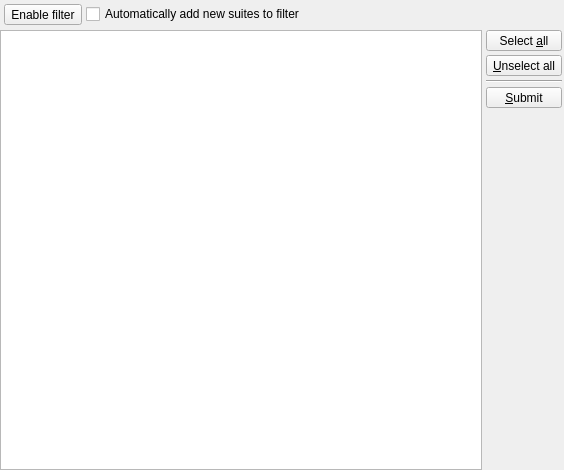
ecmwf/ecflow, file Viewer/src/SuiteItemWidget.ui: the form before one commit.
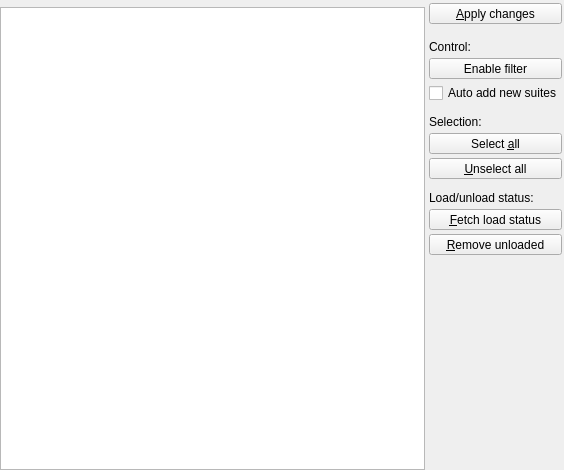
The form after the commit. Icons and pictures are not drawn. Custom widgets are drawn as their Qt base class.

Commit message: ecFlowUI: suite filter containing unloaded suites stops working on unselect all action ECFLOW-696

```diff
--- a/Viewer/src/SuiteItemWidget.ui
+++ b/Viewer/src/SuiteItemWidget.ui
@@ -22,7 +22,7 @@
   <property name="statusTip">
    <string/>
   </property>
-  <layout class="QVBoxLayout" name="verticalLayout">
+  <layout class="QHBoxLayout" name="horizontalLayout_2">
    <property name="spacing">
     <number>4</number>
    </property>
@@ -39,84 +39,10 @@
     <number>0</number>
    </property>
    <item>
-    <layout class="QHBoxLayout" name="horizontalLayout">
+    <layout class="QVBoxLayout" name="verticalLayout_2" stretch="0,1">
      <item>
-      <spacer name="horizontalSpacer_2">
-       <property name="orientation">
-        <enum>Qt::Horizontal</enum>
-       </property>
-       <property name="sizeType">
-        <enum>QSizePolicy::Fixed</enum>
-       </property>
-       <property name="sizeHint" stdset="0">
-        <size>
-         <width>4</width>
-         <height>20</height>
-        </size>
-       </property>
-      </spacer>
+      <widget class="MessageLabel" name="messageLabel" native="true"/>
      </item>
-     <item>
-      <widget class="QToolButton" name="enableTb">
-       <property name="text">
-        <string>Enable filter</string>
-       </property>
-       <property name="icon">
-        <iconset resource="viewer.qrc">
-         <normaloff>:/viewer/filter_decor.svg</normaloff>:/viewer/filter_decor.svg</iconset>
-       </property>
-       <property name="checkable">
-        <bool>true</bool>
-       </property>
-       <property name="toolButtonStyle">
-        <enum>Qt::ToolButtonTextBesideIcon</enum>
-       </property>
-       <property name="autoRaise">
-        <bool>false</bool>
-       </property>
-      </widget>
-     </item>
-     <item>
-      <widget class="QCheckBox" name="autoCb">
-       <property name="text">
-        <string>Automatically add new suites to filter</string>
-       </property>
-      </widget>
-     </item>
-     <item>
-      <spacer name="horizontalSpacer">
-       <property name="orientation">
-        <enum>Qt::Horizontal</enum>
-       </property>
-       <property name="sizeHint" stdset="0">
-        <size>
-         <width>40</width>
-         <height>20</height>
-        </size>
-       </property>
-      </spacer>
-     </item>
-     <item>
-      <widget class="QToolButton" name="syncTb">
-       <property name="toolTip">
-        <string>Get  the current list of &lt;b&gt;loaded suites&lt;/b&gt; from the server</string>
-       </property>
-       <property name="text">
-        <string/>
-       </property>
-       <property name="icon">
-        <iconset resource="viewer.qrc">
-         <normaloff>:/viewer/sync.svg</normaloff>:/viewer/sync.svg</iconset>
-       </property>
-       <property name="autoRaise">
-        <bool>true</bool>
-       </property>
-      </widget>
-     </item>
-    </layout>
-   </item>
-   <item>
-    <layout class="QHBoxLayout" name="horizontalLayout_2">
      <item>
       <widget class="QTreeView" name="suiteView">
        <property name="contextMenuPolicy">
@@ -142,8 +68,118 @@
        </property>
       </widget>
      </item>
+    </layout>
+   </item>
      <item>
       <layout class="QVBoxLayout" name="verticalLayout_3">
+     <item>
+      <widget class="QToolButton" name="okTb">
+       <property name="sizePolicy">
+        <sizepolicy hsizetype="Preferred" vsizetype="Fixed">
+         <horstretch>0</horstretch>
+         <verstretch>0</verstretch>
+        </sizepolicy>
+       </property>
+       <property name="toolTip">
+        <string>Apply changes</string>
+       </property>
+       <property name="text">
+        <string>&amp;Apply changes</string>
+       </property>
+       <property name="icon">
+        <iconset>
+         <normaloff>:/viewer/submit.svg</normaloff>:/viewer/submit.svg</iconset>
+       </property>
+       <property name="toolButtonStyle">
+        <enum>Qt::ToolButtonTextBesideIcon</enum>
+       </property>
+      </widget>
+     </item>
+     <item>
+      <spacer name="verticalSpacer_2">
+       <property name="orientation">
+        <enum>Qt::Vertical</enum>
+       </property>
+       <property name="sizeType">
+        <enum>QSizePolicy::Fixed</enum>
+       </property>
+       <property name="sizeHint" stdset="0">
+        <size>
+         <width>20</width>
+         <height>12</height>
+        </size>
+       </property>
+      </spacer>
+     </item>
+     <item>
+      <widget class="QLabel" name="controlLabel">
+       <property name="text">
+        <string>Control:</string>
+       </property>
+      </widget>
+     </item>
+     <item>
+      <widget class="QToolButton" name="enableTb">
+       <property name="sizePolicy">
+        <sizepolicy hsizetype="Preferred" vsizetype="Fixed">
+         <horstretch>0</horstretch>
+         <verstretch>0</verstretch>
+        </sizepolicy>
+       </property>
+       <property name="toolTip">
+        <string>&lt;html&gt;&lt;head/&gt;&lt;body&gt;&lt;p&gt;By specifiying a &lt;span style=&quot; font-weight:600;&quot;&gt;suite filter&lt;/span&gt; we can define a subset of suites that ecflowUI needs to keep track of. This can significantly reduce network bandwith and &lt;span style=&quot; font-weight:600;&quot;&gt;speed up communication&lt;/span&gt; to the server.&lt;/p&gt;&lt;/body&gt;&lt;/html&gt;</string>
+       </property>
+       <property name="text">
+        <string>Enable filter</string>
+       </property>
+       <property name="icon">
+        <iconset>
+         <normaloff>:/viewer/filter_decor.svg</normaloff>:/viewer/filter_decor.svg</iconset>
+       </property>
+       <property name="checkable">
+        <bool>true</bool>
+       </property>
+       <property name="toolButtonStyle">
+        <enum>Qt::ToolButtonTextBesideIcon</enum>
+       </property>
+       <property name="autoRaise">
+        <bool>false</bool>
+       </property>
+      </widget>
+     </item>
+     <item>
+      <widget class="QCheckBox" name="autoCb">
+       <property name="toolTip">
+        <string>&lt;html&gt;&lt;head/&gt;&lt;body&gt;&lt;p&gt;By selecting this option all &lt;span style=&quot; font-weight:600;&quot;&gt;new suites&lt;/span&gt; loaded to the server will be &lt;span style=&quot; font-weight:600;&quot;&gt;automatically&lt;/span&gt; added to the suite filter and become visible in the views.&lt;/p&gt;&lt;/body&gt;&lt;/html&gt;</string>
+       </property>
+       <property name="text">
+        <string>Auto add new suites</string>
+       </property>
+      </widget>
+     </item>
+     <item>
+      <spacer name="verticalSpacer_4">
+       <property name="orientation">
+        <enum>Qt::Vertical</enum>
+       </property>
+       <property name="sizeType">
+        <enum>QSizePolicy::Fixed</enum>
+       </property>
+       <property name="sizeHint" stdset="0">
+        <size>
+         <width>20</width>
+         <height>8</height>
+        </size>
+       </property>
+      </spacer>
+     </item>
+     <item>
+      <widget class="QLabel" name="selectLabel">
+       <property name="text">
+        <string>Selection:</string>
+       </property>
+      </widget>
+     </item>
        <item>
         <widget class="QToolButton" name="selectAllTb">
          <property name="sizePolicy">
@@ -197,14 +233,30 @@
         </widget>
        </item>
        <item>
-        <widget class="Line" name="line">
+      <spacer name="verticalSpacer_3">
          <property name="orientation">
-          <enum>Qt::Horizontal</enum>
-         </property>
+        <enum>Qt::Vertical</enum>
+       </property>
+       <property name="sizeType">
+        <enum>QSizePolicy::Fixed</enum>
+       </property>
+       <property name="sizeHint" stdset="0">
+        <size>
+         <width>20</width>
+         <height>8</height>
+        </size>
+       </property>
+      </spacer>
+     </item>
+     <item>
+      <widget class="QLabel" name="loadedLabel">
+       <property name="text">
+        <string>Load/unload status:</string>
+       </property>
         </widget>
        </item>
        <item>
-        <widget class="QToolButton" name="okTb">
+      <widget class="QToolButton" name="syncTb">
          <property name="sizePolicy">
           <sizepolicy hsizetype="Preferred" vsizetype="Fixed">
            <horstretch>0</horstretch>
@@ -215,11 +267,37 @@
           <string>Apply changes</string>
          </property>
          <property name="text">
-          <string>&amp;Submit</string>
+        <string>&amp;Fetch load status</string>
          </property>
          <property name="icon">
-          <iconset resource="viewer.qrc">
-           <normaloff>:/viewer/submit.svg</normaloff>:/viewer/submit.svg</iconset>
+        <iconset>
+         <normaloff>:/viewer/sync_black.svg</normaloff>:/viewer/sync_black.svg</iconset>
+       </property>
+       <property name="toolButtonStyle">
+        <enum>Qt::ToolButtonTextBesideIcon</enum>
+       </property>
+       <property name="autoRaise">
+        <bool>false</bool>
+       </property>
+      </widget>
+     </item>
+     <item>
+      <widget class="QToolButton" name="removeTb">
+       <property name="sizePolicy">
+        <sizepolicy hsizetype="Preferred" vsizetype="Fixed">
+         <horstretch>0</horstretch>
+         <verstretch>0</verstretch>
+        </sizepolicy>
+       </property>
+       <property name="toolTip">
+        <string>Remove all currently unloaded suites from the suite filter list</string>
+       </property>
+       <property name="text">
+        <string>&amp;Remove unloaded</string>
+       </property>
+       <property name="icon">
+        <iconset>
+         <normaloff>:/viewer/remove.svg</normaloff>:/viewer/remove.svg</iconset>
          </property>
          <property name="toolButtonStyle">
           <enum>Qt::ToolButtonTextBesideIcon</enum>
@@ -242,11 +320,15 @@
       </layout>
      </item>
     </layout>
-   </item>
-  </layout>
  </widget>
- <resources>
-  <include location="viewer.qrc"/>
- </resources>
+ <customwidgets>
+  <customwidget>
+   <class>MessageLabel</class>
+   <extends>QWidget</extends>
+   <header location="global">MessageLabel.hpp</header>
+   <container>1</container>
+  </customwidget>
+ </customwidgets>
+ <resources/>
  <connections/>
 </ui>
```
Left out of the diff: 6 changed lines with no effect on the pictures. Lines whose indentation alone changed are shown as unchanged. The commit also changes 9 other files.
